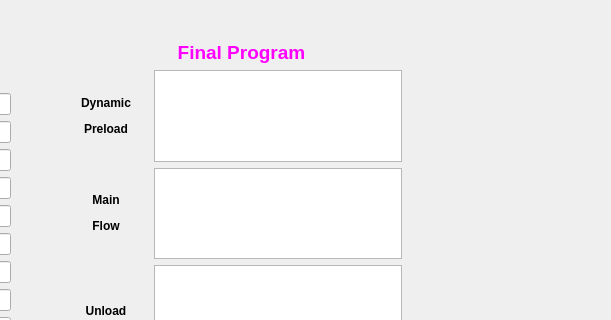
Qt form Control/demo.ui (danqunyu/LIGO_PYQT) before a commit; both pictures show x 500 to 1111 and y 0 to 320 of the 1314 by 880 pixel window.
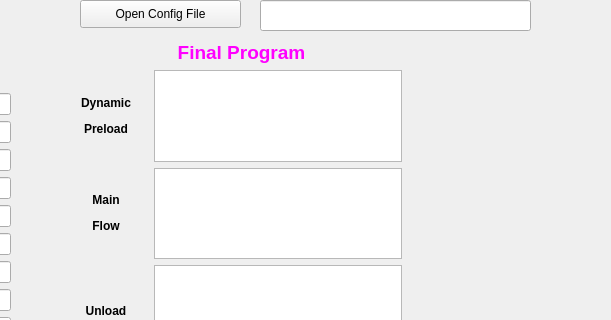
The same form after that commit.

Commit message: select item in InstanceListView and show related arguments

What changed in the file:
```diff
--- a/Control/demo.ui
+++ b/Control/demo.ui
@@ -361,6 +361,29 @@
      </item>
     </layout>
    </widget>
+   <widget class="QPushButton" name="pb_ConfigFile">
+    <property name="geometry">
+     <rect>
+      <x>580</x>
+      <y>0</y>
+      <width>161</width>
+      <height>28</height>
+     </rect>
+    </property>
+    <property name="text">
+     <string>Open Config File</string>
+    </property>
+   </widget>
+   <widget class="QLineEdit" name="le_ConfigFile">
+    <property name="geometry">
+     <rect>
+      <x>760</x>
+      <y>0</y>
+      <width>271</width>
+      <height>31</height>
+     </rect>
+    </property>
+   </widget>
   </widget>
   <widget class="QMenuBar" name="menubar">
    <property name="geometry">
```
The commit also changes 2 other files.
